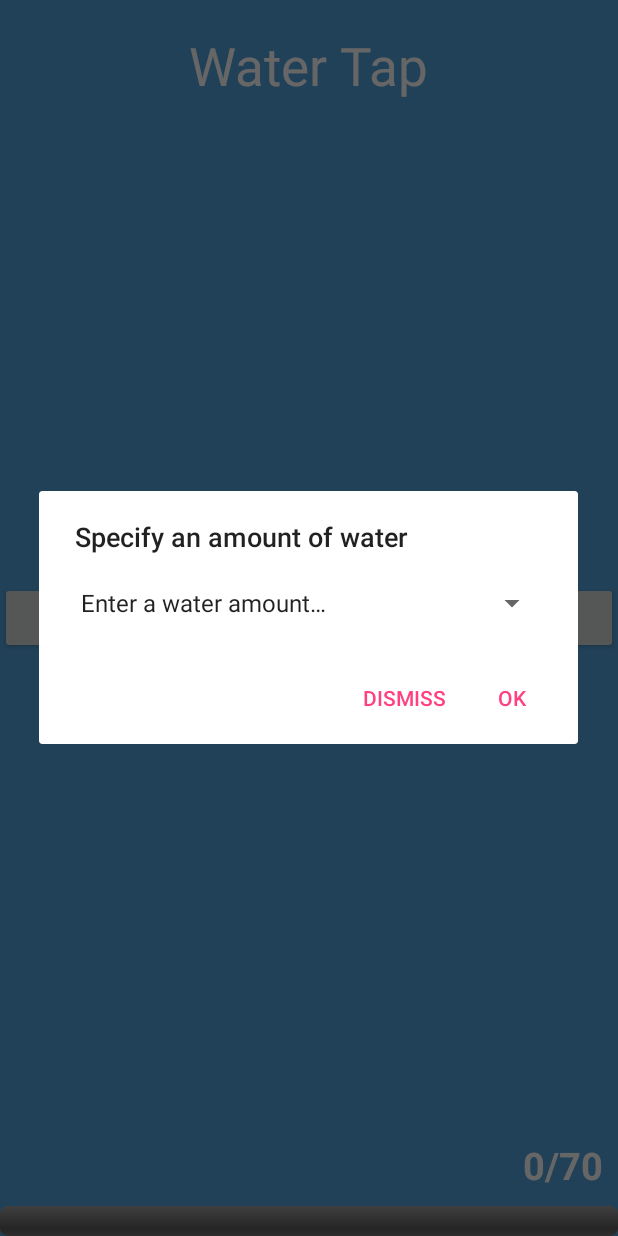
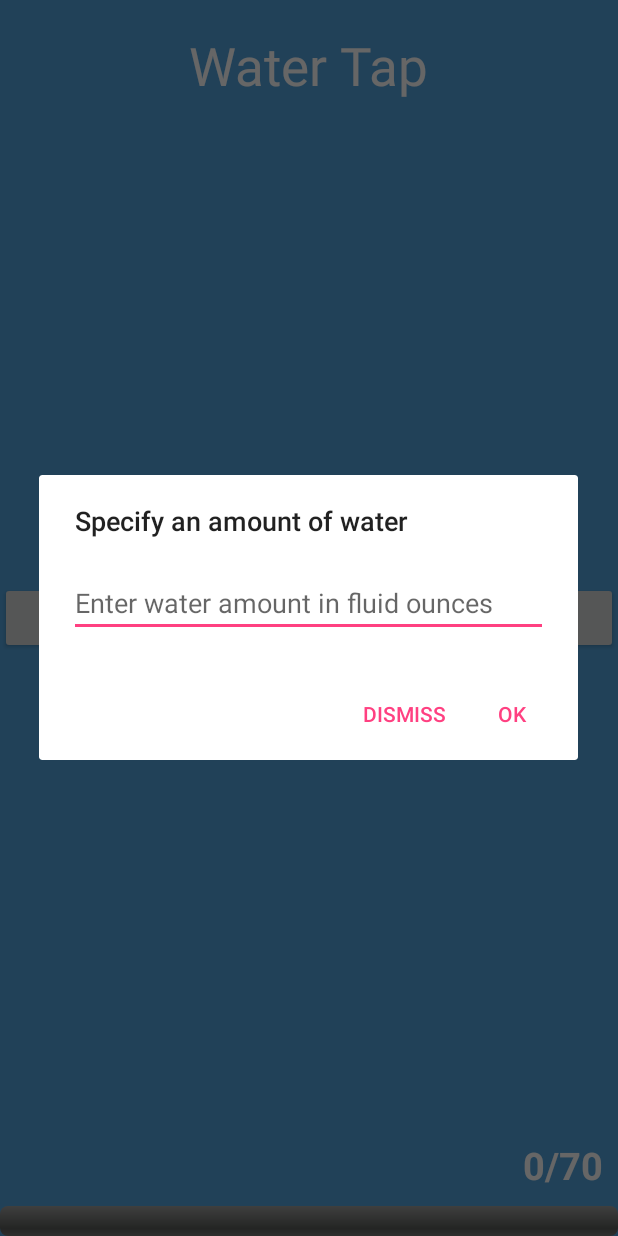
Before and after one commit to nickesotom/AndroidFinalProject-master, an Android app: the WaterScreenActivity screen opened directly, with no data from a screen before it, after a tap on "ADD WATER", on a phone screen of 412 x 824 dp. Run offline under Robolectric (Android 15) with nearby library versions, the phone set to English and light mode, and no system bars.

Commit message:
Switched from using a spinner to using Edit Text so user. Much more elegant.

```diff
--- a/app/src/main/res/layout/dialog_spinner.xml
+++ b/app/src/main/res/layout/dialog_spinner.xml
@@ -3,9 +3,16 @@
     android:orientation="vertical" android:layout_width="match_parent"
     android:layout_height="match_parent"
     android:padding="20dp">
-
+<!--
     <Spinner
         android:id="@+id/spinner"
         android:layout_width="match_parent"
         android:layout_height="wrap_content" />
+-->
+    <EditText
+        android:hint="@string/edit_text_add_water"
+        android:id="@+id/edit_text"
+        android:layout_width="match_parent"
+        android:layout_height="wrap_content"
+        android:inputType="numberSigned"/>
 </LinearLayout>
--- a/app/src/main/res/values/strings.xml
+++ b/app/src/main/res/values/strings.xml
@@ -10,9 +10,7 @@
     <string name="recipe_view">Time to eat</string>
     <string name="ok_text">OK</string>
     <string name="add_waterText">add water</string>
-    <string name="_8_ozText">8 oz</string>
-    <string name="_12_ozText">12 oz</string>
-    <string name="_16_9_ozText">16.9 oz</string>
+    <string name="edit_text_add_water">Enter water amount in fluid ounces</string>
     <string name="initial_water_amount">0/70</string>
     <string-array name="waterValues">
         <item>Enter a water amount…</item>
```
Also changed, not shown: app/src/main/java/edu/lewisu/cs/nsoto/androidfinalproject/WaterScreenActivity.java (+35 -8 lines).
